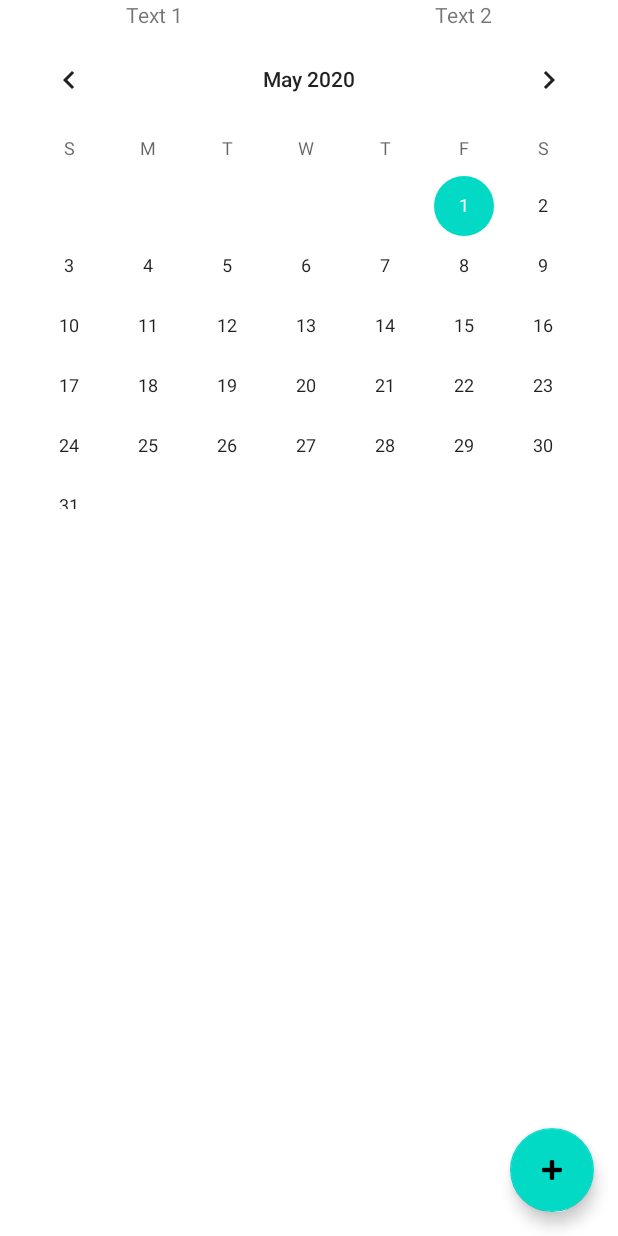
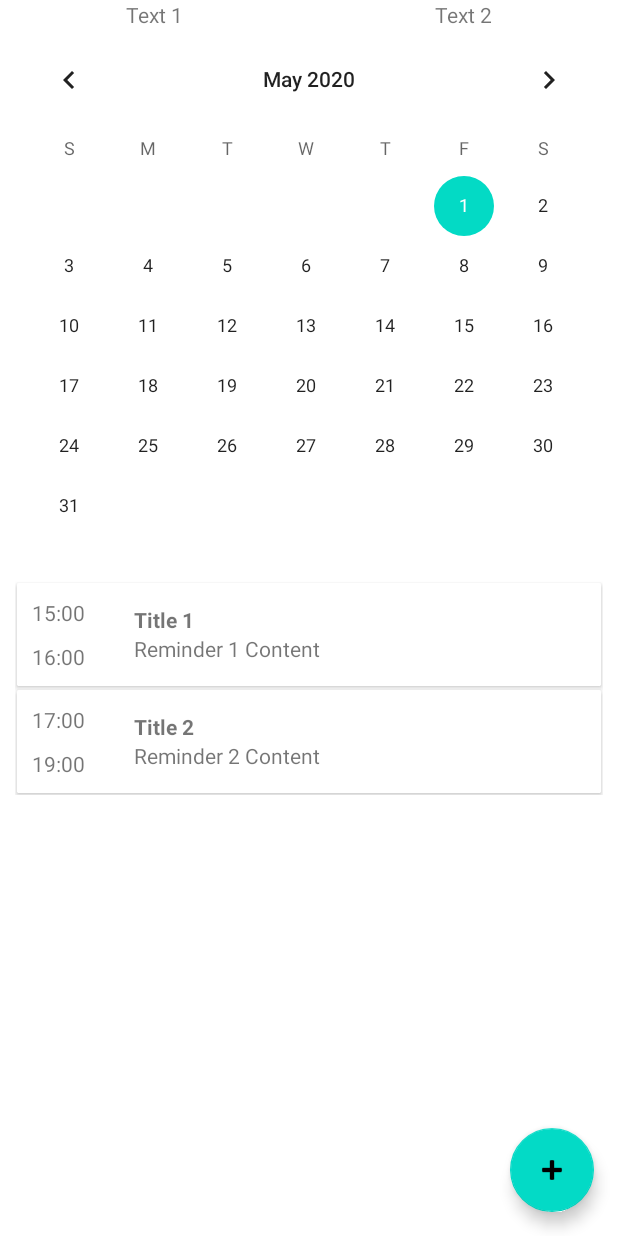
Before and after one commit to devedelie/RappelTout, an Android app: the screen it shows after launch once a user with an empty profile is signed in (MainActivity), on a phone screen of 412 x 824 dp. Run offline under Robolectric (Android 15) with nearby library versions, the phone set to English and light mode, and no system bars; our stand-ins replace EventBus, Firebase (no records; nobody signed in at launch, a user with empty details on screens opened directly), Room's generated code, data binding; libraries missing offline, so code that uses them is left out: com.firebase.ui, io.opencensus.trace, petrov.kristiyan.colorpicker.

Commit message:
- Implemented Room-DB logic with ViewModel and Repository - Added DummyData - Added RecyclerView to observe and display Reminders from DB - Added Listeners to UI in order to control action

```diff
--- /dev/null
+++ b/app/src/main/java/com/elbaz/eliran/rappeltout/data/db/DummyData.kt
@@ -0,0 +1,57 @@
+package com.elbaz.eliran.rappeltout.data.db
+
+import android.content.ContentValues
+import com.elbaz.eliran.rappeltout.model.Reminder
+import java.util.*
+
+/**
+ * Created by Eliran Elbaz on 01-May-20.
+ */
+internal object DummyData {
+    fun poi(): ContentValues {
+        return ContentValues()
+    }
+
+    fun reminderOne(): ContentValues {
+        val contentValues = ContentValues()
+        contentValues.put("id", 1)
+        contentValues.put("title", "Title 1")
+        contentValues.put("content", "Reminder 1 Content")
+        contentValues.put("eventColor", -1544140)
+        contentValues.put("creationDate", "02/05/2020")
+        contentValues.put("startTime", "15:00")
+        contentValues.put("endTime", "16:00")
+        contentValues.put("startDate", "25/05/2020")
+        contentValues.put("endDate", "25/05/2020")
+        contentValues.put("alarmDate", "25/05/2020")
+        contentValues.put("alarmTime", "10:00")
+        contentValues.put("eventAddress", "Paris 75012")
+        contentValues.put("repeatTimes", 1)
+        contentValues.put("isRepeating", true)
+        contentValues.put("isActive", true)
+
+        return contentValues
+    }
+
+    fun reminderTwo(): ContentValues {
+        val contentValues = ContentValues()
+        contentValues.put("id", 2)
+        contentValues.put("title", "Title 2")
+        contentValues.put("content", "Reminder 2 Content")
+        contentValues.put("eventColor", -1544140)
+        contentValues.put("creationDate", "02/05/2020")
+        contentValues.put("startTime", "17:00")
+        contentValues.put("endTime", "19:00")
+        contentValues.put("startDate", "25/05/2020")
+        contentValues.put("endDate", "26/05/2020")
+        contentValues.put("alarmDate", "25/05/2020")
+        contentValues.put("alarmTime", "10:00")
+        contentValues.put("eventAddress", "Paris 75015")
+        contentValues.put("repeatTimes", 2)
+        contentValues.put("isRepeating", true)
+        contentValues.put("isActive", true)
+
+        return contentValues
+    }
+
+}
--- a/app/src/main/java/com/elbaz/eliran/rappeltout/data/db/ReminderDAO.kt
+++ b/app/src/main/java/com/elbaz/eliran/rappeltout/data/db/ReminderDAO.kt
@@ -3,7 +3,7 @@ package com.elbaz.eliran.rappeltout.data.db
 import androidx.lifecycle.LiveData
 import androidx.room.*
 import com.elbaz.eliran.rappeltout.model.Reminder
-import io.reactivex.Single
+
 
 /**
  * Created by Eliran Elbaz on 23-Apr-20.
@@ -19,12 +19,13 @@ interface ReminderDAO {
 //    @Query("SELECT * FROM reminder_table where id = :id")
 //    fun getReminder(id: Int): Single<Reminder>
 
-    @Insert
-    fun insert(reminder: Reminder): Long
+    @Insert (onConflict = OnConflictStrategy.IGNORE)
+    suspend fun insert (reminder: Reminder)
 
-    @Delete
-    fun delete(reminder: List<Reminder>)
 
-    @Update
-    fun update(reminder: Reminder): Int
+    @Query("DELETE FROM reminder_table")
+    suspend fun deleteAll()
+//
+//    @Update
+//    fun update(reminder: Reminder): Int
 }
--- a/app/src/main/java/com/elbaz/eliran/rappeltout/data/db/ReminderRoomDB.kt
+++ b/app/src/main/java/com/elbaz/eliran/rappeltout/data/db/ReminderRoomDB.kt
@@ -1,44 +1,77 @@
 package com.elbaz.eliran.rappeltout.data.db
 
+import android.content.ContentValues
 import android.content.Context
-import androidx.room.Database
-import androidx.room.Room
-import androidx.room.RoomDatabase
-import androidx.room.TypeConverters
+import androidx.annotation.NonNull
+import androidx.room.*
+import androidx.sqlite.db.SupportSQLiteDatabase
 import com.elbaz.eliran.rappeltout.model.Reminder
 import com.elbaz.eliran.rappeltout.utils.Converters
+import kotlinx.coroutines.CoroutineScope
+import kotlinx.coroutines.launch
 
 /**
  * Created by Eliran Elbaz on 30-Apr-20.
  */
 @Database(entities = arrayOf(Reminder::class), version = 1, exportSchema = false)
 @TypeConverters(Converters::class)
-public abstract class ReminderRoomDB : RoomDatabase() {
+abstract class ReminderRoomDB : RoomDatabase() {
 
     abstract fun reminderDao() : ReminderDAO
 
     // --- INSTANCE ---
     companion object{
-        // Singleton prevents multiple instances of database opening at the
-        // same time.
+        // Singleton prevents multiple instances of database opening at the same time.
         @Volatile
         private var INSTANCE: ReminderRoomDB? = null
 
-        fun getDatabase(context : Context) : ReminderRoomDB{
-            val tempInstance = INSTANCE
-            if(tempInstance != null){
-                return  tempInstance
-            }
-            synchronized(this){
+        fun getDatabase(
+            context : Context,
+            scope: CoroutineScope
+        ) : ReminderRoomDB {
+            return INSTANCE ?: synchronized(this) {
                 val instance = Room.databaseBuilder(
                     context.applicationContext,
                     ReminderRoomDB::class.java,
                     "reminder_database"
-                ).build()
+                )
+                    .addCallback(ReminderDatabaseCallback(scope))
+                    .build()
                 INSTANCE = instance
-                return instance
+                // return instance
+                instance
             }
         }
     }
 
+
+    //--------------------
+    // CallBack
+    //---------------------
+
+    private class ReminderDatabaseCallback(
+        private val scope: CoroutineScope
+    ) : RoomDatabase.Callback() {
+
+        override fun onOpen(db: SupportSQLiteDatabase) {
+            super.onOpen(db)
+            INSTANCE?.let { database ->
+                scope.launch {
+                    populateDatabase(database.reminderDao(), db)
+                }
+            }
+        }
+
+        suspend fun populateDatabase(reminderDao: ReminderDAO, @NonNull db : SupportSQLiteDatabase) {
+            // Delete all content here.
+//            reminderDao.deleteAll()
+
+            val contentValues = ContentValues()
+
+            db.insert("reminder_table", OnConflictStrategy.IGNORE, DummyData.reminderOne())
+            db.insert("reminder_table", OnConflictStrategy.IGNORE, DummyData.reminderTwo())
+
+        }
+    }
+
 }
--- /dev/null
+++ b/app/src/main/java/com/elbaz/eliran/rappeltout/ui/adapters/ReminderListAdapter.kt
@@ -0,0 +1,50 @@
+package com.elbaz.eliran.rappeltout.ui.adapters
+
+import android.content.Context
+import android.view.LayoutInflater
+import android.view.View
+import android.view.ViewGroup
+import android.widget.TextView
+import androidx.recyclerview.widget.RecyclerView
+import com.elbaz.eliran.rappeltout.R
+import com.elbaz.eliran.rappeltout.model.Reminder
+
+/**
+ * Created by Eliran Elbaz on 01-May-20.
+ */
+class ReminderListAdapter internal constructor(
+    context: Context
+) : RecyclerView.Adapter<ReminderListAdapter.ReminderViewHolder>(){
+
+    private val inflater: LayoutInflater = LayoutInflater.from(context)
+    private var reminders = emptyList<Reminder>() // Cached copy of reminders
+
+    inner class ReminderViewHolder(itemView: View) : RecyclerView.ViewHolder(itemView){
+        val titleView: TextView = itemView.findViewById(R.id.item_title_text)
+        val contentView: TextView = itemView.findViewById(R.id.item_content_text)
+        val startTime: TextView = itemView.findViewById(R.id.start_time)
+        val endTime: TextView = itemView.findViewById(R.id.end_time)
+    }
+
+    override fun onCreateViewHolder(parent: ViewGroup, viewType: Int): ReminderViewHolder {
+        val itemView = inflater.inflate(R.layout.reminder_recycler_item, parent, false)
+        return ReminderViewHolder(itemView)
+    }
+
+    override fun onBindViewHolder(holder: ReminderViewHolder, position: Int) {
+        val current = reminders[position]
+        holder.titleView.text = current.title
+        holder.contentView.text = current.content
+        holder.startTime.text = current.startTime
+        holder.endTime.text = current.endTime
+    }
+
+    internal fun setReminder(reminders : List<Reminder>){
+        this.reminders = reminders
+        notifyDataSetChanged()
+    }
+
+
+    override fun getItemCount() = reminders.size
+
+}
--- a/app/src/main/java/com/elbaz/eliran/rappeltout/ui/fragments/CalendarFragment.kt
+++ b/app/src/main/java/com/elbaz/eliran/rappeltout/ui/fragments/CalendarFragment.kt
@@ -9,12 +9,17 @@ import android.view.ViewGroup
 import android.widget.Button
 import android.widget.CalendarView
 import androidx.databinding.DataBindingUtil
+import androidx.lifecycle.Observer
 import androidx.lifecycle.ViewModelProvider
 import androidx.navigation.fragment.findNavController
+import androidx.recyclerview.widget.LinearLayoutManager
+import androidx.recyclerview.widget.RecyclerView
 import com.elbaz.eliran.rappeltout.R
 import com.elbaz.eliran.rappeltout.databinding.FragmentCalendarBinding
 import com.elbaz.eliran.rappeltout.ui.activities.MainActivity
+import com.elbaz.eliran.rappeltout.ui.adapters.ReminderListAdapter
 import com.elbaz.eliran.rappeltout.ui.viewmodels.MainViewModel
+import kotlinx.android.synthetic.main.fragment_calendar.*
 import kotlinx.android.synthetic.main.fragment_edit_reminder.*
 
 class CalendarFragment : Fragment() {
@@ -46,6 +51,8 @@ class CalendarFragment : Fragment() {
         super.onViewCreated(view, savedInstanceState)
 
         calendarConfig(view)
+        recyclerViewConfig()
+        setDatabaseObserver()
     }
 
 
@@ -59,4 +66,22 @@ class CalendarFragment : Fragment() {
             viewModel.onReminderAdd(date)
         }
     }
+
+    fun recyclerViewConfig(){
+        val recyclerView = requireActivity().findViewById<RecyclerView>(R.id.recyclerview)
+        // OR recyclerView.***  ?
+        val adapter = ReminderListAdapter(requireContext())
+        recyclerView.adapter = adapter
+        recyclerView.layoutManager = LinearLayoutManager(requireContext())
+
+        // fun setDatabaseObserver()
+        viewModel.allReminders.observe(requireActivity(), Observer { reminders ->
+            // Update the cached copy of the reminders in the adapter
+            reminders?.let { adapter.setReminder(it) }
+        })
+    }
+
+    fun setDatabaseObserver(){
+
+    }
 }
--- a/app/src/main/java/com/elbaz/eliran/rappeltout/ui/viewmodels/MainViewModel.kt
+++ b/app/src/main/java/com/elbaz/eliran/rappeltout/ui/viewmodels/MainViewModel.kt
@@ -35,7 +35,7 @@ class MainViewModel (private val app: Application) : AndroidViewModel(app) {
     val allReminders: LiveData<List<Reminder>>
 
     init{
-        val reminderDao = ReminderRoomDB.getDatabase(app).reminderDao()
+        val reminderDao = ReminderRoomDB.getDatabase(app, viewModelScope).reminderDao()
         repository = ReminderRepository(reminderDao)
         allReminders = repository.allReminders
     }
--- a/app/src/main/java/com/elbaz/eliran/rappeltout/utils/Converters.kt
+++ b/app/src/main/java/com/elbaz/eliran/rappeltout/utils/Converters.kt
@@ -1,9 +1,11 @@
 package com.elbaz.eliran.rappeltout.utils
 
 import androidx.room.TypeConverter
+import com.google.common.reflect.TypeToken
 import com.google.gson.Gson
-import com.google.gson.reflect.TypeToken
 import java.util.*
+import kotlin.collections.ArrayList
+
 
 /**
  * Created by Eliran Elbaz on 30-Apr-20.
--- a/app/src/main/res/layout/fragment_calendar.xml
+++ b/app/src/main/res/layout/fragment_calendar.xml
@@ -39,7 +39,8 @@
                 <CalendarView
                     android:id="@+id/calendar"
                     android:layout_width="match_parent"
-                    android:layout_height="320dp" />
+                    android:layout_height="wrap_content"
+                    android:layout_marginBottom="20dp" />
 
 
                 <androidx.recyclerview.widget.RecyclerView
--- a/app/src/main/res/layout/reminder_recycler_item.xml
+++ b/app/src/main/res/layout/reminder_recycler_item.xml
@@ -22,11 +22,13 @@
             android:orientation="vertical"
             android:layout_margin="10dp">
             <TextView
+                android:id="@+id/start_time"
                 android:layout_width="match_parent"
                 android:layout_height="match_parent"
                 android:text="10:00"
                 android:layout_marginBottom="10dp"/>
             <TextView
+                android:id="@+id/end_time"
                 android:layout_width="match_parent"
                 android:layout_height="match_parent"
                 android:text="11:00"/>
@@ -36,10 +38,12 @@
         <LinearLayout
             android:id="@+id/card_text"
             android:layout_width="match_parent"
-            android:layout_height="match_parent">
+            android:layout_height="match_parent"
+            android:orientation="vertical"
+            android:gravity="center">
             <!-- Title -->
             <TextView
-                android:id="@+id/item_type_text"
+                android:id="@+id/item_title_text"
                 android:layout_width="match_parent"
                 android:layout_height="wrap_content"
                 app:layout_constraintTop_toTopOf="parent"
@@ -48,8 +52,17 @@
                 android:maxLines="1"
                 android:ellipsize="end"
                 android:textStyle="bold"
-                android:text="Reminder Title"
-                android:layout_gravity="center"/>
+                android:text="Reminder Title" />
+            <TextView
+                android:id="@+id/item_content_text"
+                android:layout_width="match_parent"
+                android:layout_height="wrap_content"
+                app:layout_constraintTop_toTopOf="parent"
+                app:layout_constraintBottom_toTopOf="@+id/item_location_text"
+                android:layout_marginStart="15dp"
+                android:maxLines="1"
+                android:ellipsize="end"
+                android:text="Reminder content" />
         </LinearLayout>
 
     </LinearLayout>
```
Also changed, not shown: app/build.gradle (+9 -24 lines), app/src/main/java/com/elbaz/eliran/rappeltout/data/model/Reminder.kt (+12 -4 lines), app/src/main/java/com/elbaz/eliran/rappeltout/ui/activities/SetReminderActivity.kt (+4 -4 lines), app/src/main/java/com/elbaz/eliran/rappeltout/ui/fragments/EditReminderFragment.kt (+22 -0 lines), app/src/main/res/layout/back_btn_bar.xml (+13 -16 lines).
